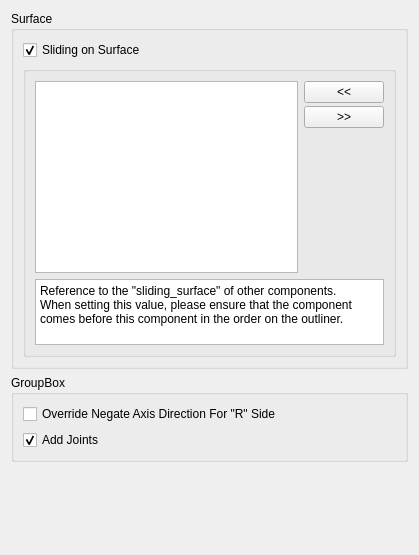
Old version of the form python/ymt_components/ymt_surface_ghost_01/settingsUI.ui in the repository yamahigashi/mgear_shifter_components.
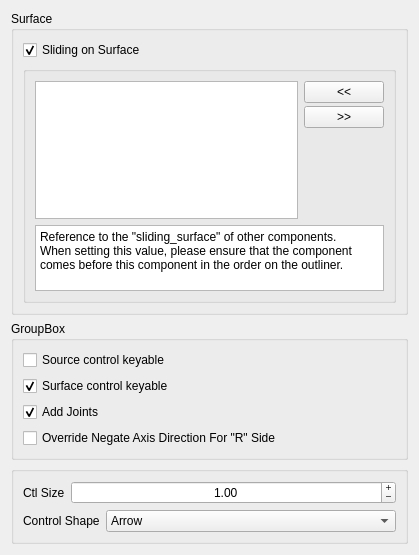
New version of the form.

Patch:
```diff
--- a/python/ymt_components/ymt_surface_ghost_01/settingsUI.ui
+++ b/python/ymt_components/ymt_surface_ghost_01/settingsUI.ui
@@ -19,7 +19,7 @@
      <property name="title">
       <string>Surface</string>
      </property>
-     <layout class="QGridLayout" name="gridLayout_4" rowstretch="0,0,0,0">
+     <layout class="QGridLayout" name="gridLayout_4" rowstretch="0,0">
       <property name="sizeConstraint">
        <enum>QLayout::SetDefaultConstraint</enum>
       </property>
@@ -183,24 +183,176 @@
      <property name="title">
       <string>GroupBox</string>
      </property>
-     <layout class="QHBoxLayout" name="horizontalLayout_2" stretch="0">
+     <layout class="QVBoxLayout" name="verticalLayout_3">
       <item>
-       <layout class="QVBoxLayout" name="verticalLayout_3">
+       <widget class="QCheckBox" name="sourceKeyable_checkBox">
+        <property name="text">
+         <string notr="true">Source control keyable</string>
+        </property>
+       </widget>
+      </item>
+      <item>
+       <widget class="QCheckBox" name="overrideNegate_checkBox">
+        <property name="text">
+         <string notr="true">Surface control keyable</string>
+        </property>
+        <property name="checked">
+         <bool>true</bool>
+        </property>
+       </widget>
+      </item>
+      <item>
+       <widget class="QCheckBox" name="addJoints_checkBox">
+        <property name="text">
+         <string notr="true">Add Joints</string>
+        </property>
+        <property name="checked">
+         <bool>true</bool>
+        </property>
+       </widget>
+      </item>
+      <item>
+       <widget class="QCheckBox" name="surfaceKeyable_checkBox">
+        <property name="text">
+         <string notr="true">Override Negate Axis Direction For &quot;R&quot; Side</string>
+        </property>
+       </widget>
+      </item>
+     </layout>
+    </widget>
+   </item>
+   <item>
+    <widget class="QGroupBox" name="groupBox_2">
+     <property name="title">
+      <string/>
+     </property>
+     <layout class="QVBoxLayout" name="verticalLayout_2">
+      <item>
+       <layout class="QHBoxLayout" name="horizontalLayout_4">
         <item>
-         <widget class="QCheckBox" name="overrideNegate_checkBox">
+         <widget class="QLabel" name="ctlSize_label">
           <property name="text">
-           <string notr="true">Override Negate Axis Direction For &quot;R&quot; Side</string>
+           <string>Ctl Size</string>
           </property>
          </widget>
         </item>
         <item>
-         <widget class="QCheckBox" name="addJoints_checkBox">
+         <widget class="QDoubleSpinBox" name="ctlSize_doubleSpinBox">
+          <property name="sizePolicy">
+           <sizepolicy hsizetype="Expanding" vsizetype="Fixed">
+            <horstretch>0</horstretch>
+            <verstretch>0</verstretch>
+           </sizepolicy>
+          </property>
+          <property name="wrapping">
+           <bool>false</bool>
+          </property>
+          <property name="alignment">
+           <set>Qt::AlignCenter</set>
+          </property>
+          <property name="buttonSymbols">
+           <enum>QAbstractSpinBox::PlusMinus</enum>
+          </property>
+          <property name="minimum">
+           <double>0.010000000000000</double>
+          </property>
+          <property name="maximum">
+           <double>20000.000000000000000</double>
+          </property>
+          <property name="value">
+           <double>1.000000000000000</double>
+          </property>
+         </widget>
+        </item>
+       </layout>
+      </item>
+      <item>
+       <layout class="QHBoxLayout" name="horizontalLayout_3">
+        <item>
+         <widget class="QLabel" name="controlShape_label">
           <property name="text">
-           <string notr="true">Add Joints</string>
+           <string notr="true">Control Shape</string>
           </property>
-          <property name="checked">
-           <bool>true</bool>
+         </widget>
+        </item>
+        <item>
+         <widget class="QComboBox" name="controlShape_comboBox">
+          <property name="sizePolicy">
+           <sizepolicy hsizetype="Expanding" vsizetype="Fixed">
+            <horstretch>0</horstretch>
+            <verstretch>0</verstretch>
+           </sizepolicy>
           </property>
+          <item>
+           <property name="text">
+            <string>Arrow</string>
+           </property>
+          </item>
+          <item>
+           <property name="text">
+            <string>Circle</string>
+           </property>
+          </item>
+          <item>
+           <property name="text">
+            <string>Compas</string>
+           </property>
+          </item>
+          <item>
+           <property name="text">
+            <string>Cross</string>
+           </property>
+          </item>
+          <item>
+           <property name="text">
+            <string>Crossarrow</string>
+           </property>
+          </item>
+          <item>
+           <property name="text">
+            <string>Cube</string>
+           </property>
+          </item>
+          <item>
+           <property name="text">
+            <string>Cubewithpeak</string>
+           </property>
+          </item>
+          <item>
+           <property name="text">
+            <string>Cylinder</string>
+           </property>
+          </item>
+          <item>
+           <property name="text">
+            <string>Diamond</string>
+           </property>
+          </item>
+          <item>
+           <property name="text">
+            <string>Flower</string>
+           </property>
+          </item>
+          <item>
+           <property name="text">
+            <string>Null</string>
+           </property>
+          </item>
+          <item>
+           <property name="text">
+            <string>Pyramid</string>
+           </property>
+          </item>
+          <item>
+           <property name="text">
+            <string>Sphere</string>
+           </property>
+          </item>
+          <item>
+           <property name="text">
+            <string>Square</string>
+           </property>
+          </item>
          </widget>
         </item>
        </layout>
```
